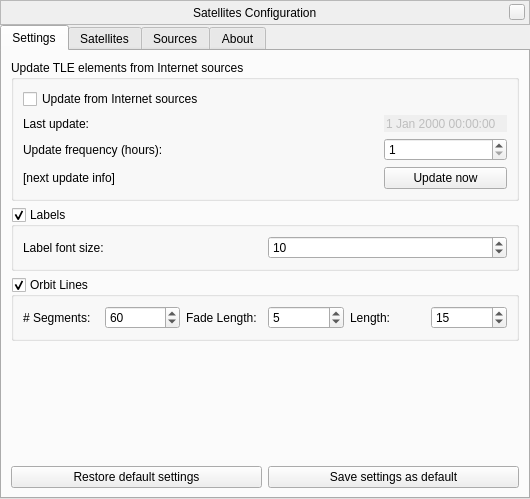
Qt form plugins/Satellites/src/gui/satellitesDialog.ui (519984307/stellarium_src) before a commit.
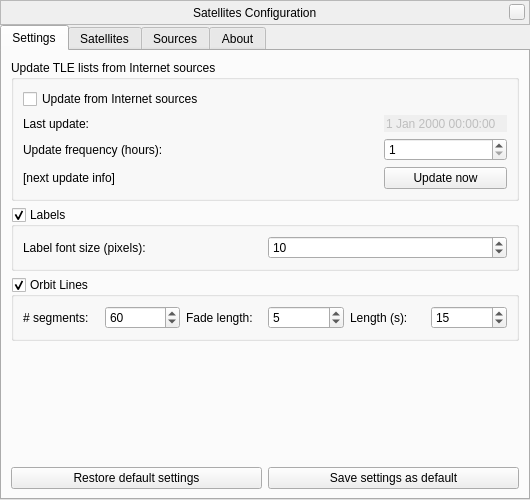
The same form after that commit. Icons and pictures are not drawn. Custom widgets are drawn as their Qt base class.

Commit message: work on the Satellites plug-in translation: changed some translatable strings, prevented a few bugs in the GUI refresh on language change, added tooltips to some controls in the configuration window, some general copy-editing of the text

Patch:
```diff
--- a/plugins/Satellites/src/gui/satellitesDialog.ui
+++ b/plugins/Satellites/src/gui/satellitesDialog.ui
@@ -6,8 +6,8 @@
    <rect>
     <x>0</x>
     <y>0</y>
-    <width>528</width>
-    <height>499</height>
+    <width>530</width>
+    <height>500</height>
    </rect>
   </property>
   <property name="windowTitle">
@@ -139,7 +139,7 @@
        <item>
         <widget class="QGroupBox" name="updatesGroup">
          <property name="title">
-          <string>Update TLE elements from Internet sources</string>
+          <string>Update TLE lists from Internet sources</string>
          </property>
          <property name="flat">
           <bool>true</bool>
@@ -246,7 +246,7 @@
             <item row="2" column="0">
              <widget class="QLabel" name="label_10">
               <property name="text">
-               <string>Label font size:</string>
+               <string>Label font size (pixels):</string>
               </property>
              </widget>
             </item>
@@ -289,7 +289,7 @@
           <item>
            <widget class="QLabel" name="label_5">
             <property name="text">
-             <string># Segments:</string>
+             <string># segments:</string>
             </property>
            </widget>
           </item>
@@ -309,7 +309,7 @@
           <item>
            <widget class="QLabel" name="label_6">
             <property name="text">
-             <string>Fade Length:</string>
+             <string>Fade length:</string>
             </property>
            </widget>
           </item>
@@ -326,7 +326,7 @@
           <item>
            <widget class="QLabel" name="label_8">
             <property name="text">
-             <string>Length:</string>
+             <string extracomment="TRANSLATORS: = &quot;duration&quot;. 's' means seconds">Length (s):</string>
             </property>
            </widget>
           </item>
```
Left out of the diff: 60 changed lines with no effect on the pictures. The commit also changes 3 other files.
